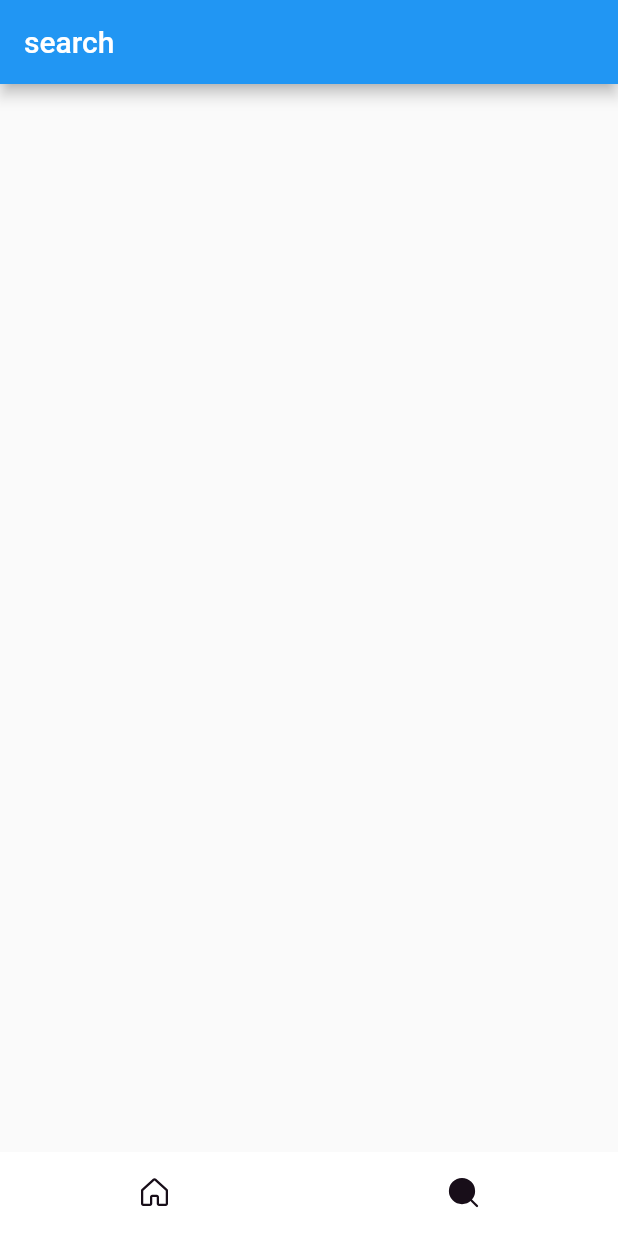
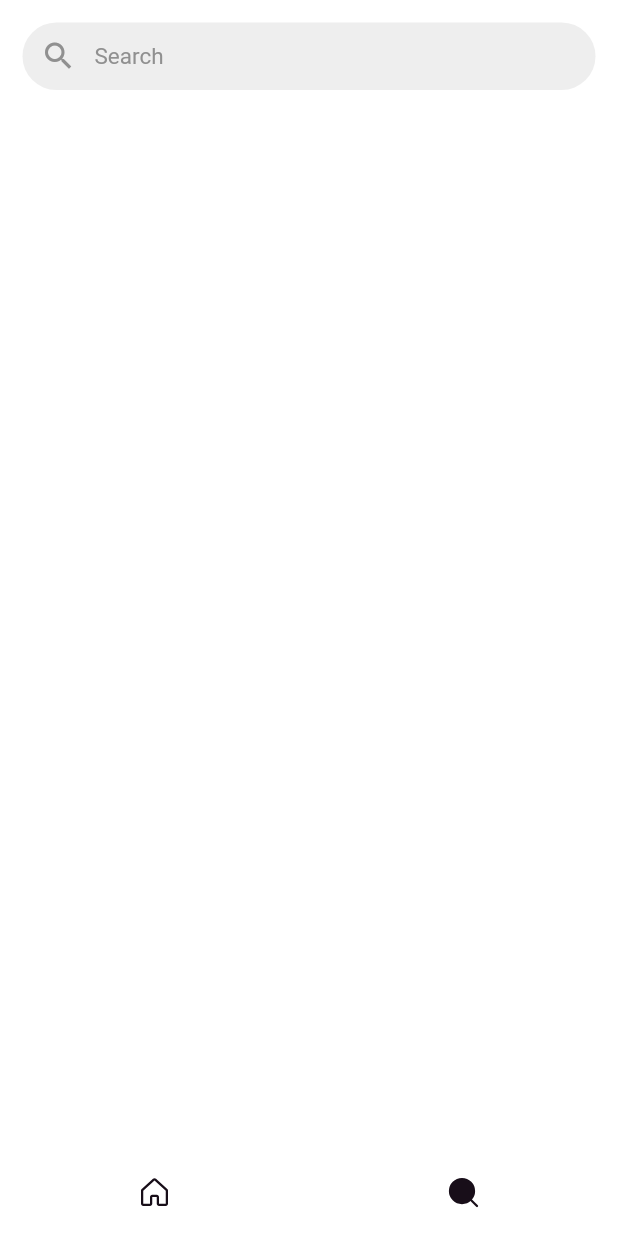
Before and after one commit to burakeraslan/flutter_news_reader_app, a Flutter app: the screen it shows after launch, item 2 of the bottom bar chosen, on a phone screen of 412 x 824 dp. Run offline on Flutter 3.47's test engine with Material 2 defaults, Android fonts, the phone set to English and light mode, and no system bars; our stand-ins replace flutter_svg, get.

Commit message:
search input

```diff
--- a/lib/controllers/home_controller.dart
+++ b/lib/controllers/home_controller.dart
@@ -14,6 +14,7 @@ class HomeController {
 
   final newsModel = Rx<NewsModel?>(null);
   RxInt topBarIndex = 0.obs;
+  final selectedArticle = Rxn<Article>();
 
   Future<void> fetchData() async {
     String api = "";
--- /dev/null
+++ b/lib/controllers/search_screen_controller.dart
@@ -0,0 +1,5 @@
+import 'package:get/get.dart';
+
+class SearchScreenController {
+  RxString input = "".obs;
+}
--- a/lib/controllers/selected_news_controller.dart
+++ /dev/null
@@ -1,6 +0,0 @@
-import 'package:flutter_news_reader_app/models/news_model.dart';
-import 'package:get/get.dart';
-
-class SelectedNewsController {
-  final selectedArticle = Rxn<Article>();
-}
--- a/lib/screens/search/search.dart
+++ b/lib/screens/search/search.dart
@@ -1,13 +1,54 @@
 import 'package:flutter/material.dart';
+import 'package:flutter_news_reader_app/controllers/search_screen_controller.dart';
+import 'package:get/get.dart';
 
 class Search extends StatelessWidget {
   const Search({super.key});
 
   @override
   Widget build(BuildContext context) {
+    final searchController = Get.put(SearchScreenController());
+
     return Scaffold(
       appBar: AppBar(
-        title: const Text("search"),
+        toolbarHeight: 0,
+        elevation: 0,
+        backgroundColor: Colors.white,
+      ),
+      backgroundColor: Colors.white,
+      body: Column(
+        children: [
+          Container(
+            height: 75,
+            color: Colors.white,
+            width: double.maxFinite,
+            padding: const EdgeInsets.all(15),
+            child: TextFormField(
+              decoration: const InputDecoration(
+                hintText: "Search",
+                hintStyle: TextStyle(color: Color(0xFF909090), fontSize: 15),
+                filled: true,
+                fillColor: Color(0xFFEEEEEE),
+                border: OutlineInputBorder(borderRadius: BorderRadius.all(Radius.circular(40)), borderSide: BorderSide.none),
+                contentPadding: EdgeInsets.symmetric(horizontal: 20),
+                prefixIcon: Icon(Icons.search),
+                prefixIconColor: Color(0xFF909090),
+                // suffixIcon: IconButton(
+                //     onPressed: () {
+                //       searchController.input.value = "";
+                //       print(searchController.input.value);
+                //       TextEditingController().clear();
+                //     },
+                //     icon: const Icon(Icons.clear)),
+                // suffixIconColor: const Color(0xFF909090)
+              ),
+              onFieldSubmitted: (value) {
+                searchController.input.value = value;
+                print(searchController.input.value);
+              },
+            ),
+          )
+        ],
       ),
     );
   }
--- a/lib/screens/selected-news/selected_news.dart
+++ b/lib/screens/selected-news/selected_news.dart
@@ -1,5 +1,5 @@
 import 'package:flutter/material.dart';
-import 'package:flutter_news_reader_app/controllers/selected_news_controller.dart';
+import 'package:flutter_news_reader_app/controllers/home_controller.dart';
 import 'package:flutter_svg/flutter_svg.dart';
 import 'package:get/get.dart';
 
@@ -8,7 +8,7 @@ class SelectedNews extends StatelessWidget {
 
   @override
   Widget build(BuildContext context) {
-    final selectedNewsController = Get.put(SelectedNewsController());
+    final selectedNewsController = Get.put(HomeController());
 
     return Scaffold(
         appBar: AppBar(
```
Also changed, not shown: lib/screens/news/news.dart (+1 -92 lines), lib/widgets/item.dart (added, +92 -0 lines).
